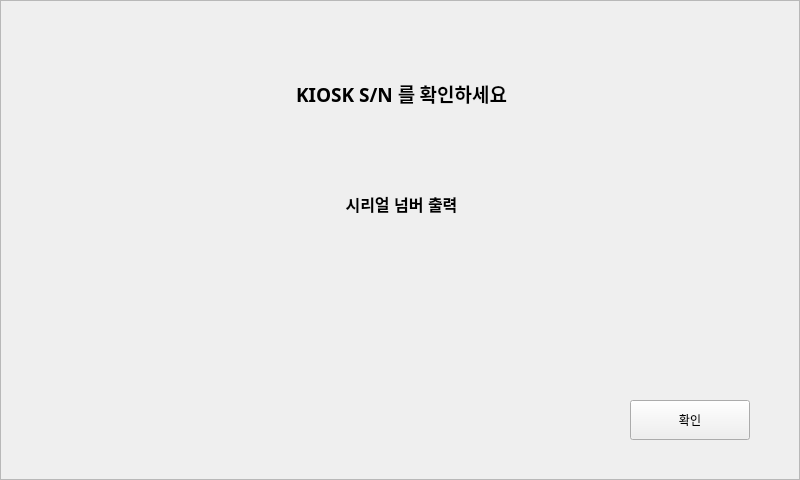
Above: SN.ui from kangsy0058/NFC_2021_Kiosk before the change. Below: the same form after it.
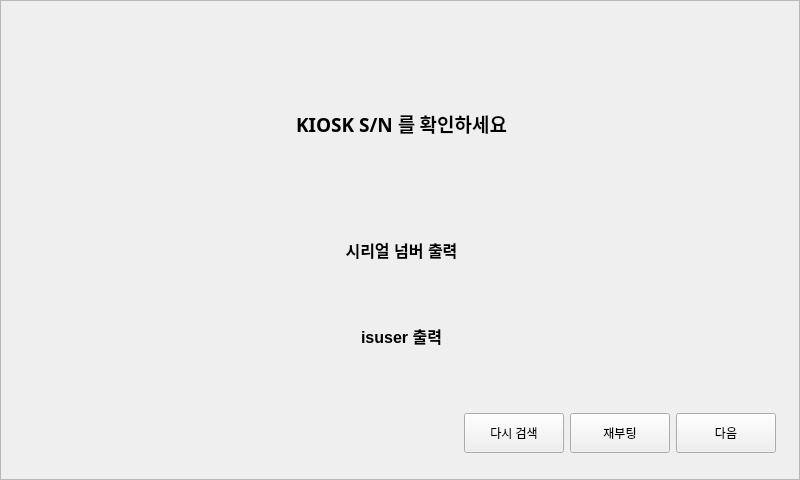
That is the form after the change. Icons and pictures are not drawn.

Commit message:
-  SN 출력     * 와이파이 연결 : 1. 등록된 사용자일 경우 > 상세정보 출력                                 2. 등록되지 않은 사용자일 경우 > SN만 출력 + 안내 문구 ('웹에서 등록')
    * 와이파이 연결 X: SN만 출력

What changed in the file:
```diff
--- a/SN.ui
+++ b/SN.ui
@@ -48,23 +48,7 @@
      <enum>QFrame::Raised</enum>
     </property>
    </widget>
-   <widget class="QPushButton" name="pushButton">
-    <property name="geometry">
-     <rect>
-      <x>630</x>
-      <y>400</y>
-      <width>120</width>
-      <height>40</height>
-     </rect>
-    </property>
-    <property name="cursor">
-     <cursorShape>OpenHandCursor</cursorShape>
-    </property>
-    <property name="text">
-     <string>확인</string>
-    </property>
-   </widget>
-   <widget class="QWidget" name="">
+   <widget class="QWidget" name="layoutWidget">
     <property name="geometry">
      <rect>
       <x>182</x>
@@ -82,6 +66,12 @@
          <height>30</height>
         </size>
        </property>
+       <property name="maximumSize">
+        <size>
+         <width>16777215</width>
+         <height>30</height>
+        </size>
+       </property>
        <property name="font">
         <font>
          <family>굴림</family>
@@ -103,10 +93,13 @@
        <property name="orientation">
         <enum>Qt::Vertical</enum>
        </property>
+       <property name="sizeType">
+        <enum>QSizePolicy::Fixed</enum>
+       </property>
        <property name="sizeHint" stdset="0">
         <size>
          <width>20</width>
-         <height>40</height>
+         <height>50</height>
         </size>
        </property>
       </spacer>
@@ -116,13 +109,13 @@
        <property name="minimumSize">
         <size>
          <width>0</width>
-         <height>200</height>
+         <height>50</height>
         </size>
        </property>
        <property name="maximumSize">
         <size>
          <width>16777215</width>
-         <height>200</height>
+         <height>50</height>
         </size>
        </property>
        <property name="font">
@@ -139,7 +132,111 @@
         <string>시리얼 넘버 출력</string>
        </property>
        <property name="alignment">
-        <set>Qt::AlignHCenter|Qt::AlignTop</set>
+        <set>Qt::AlignCenter</set>
+       </property>
+      </widget>
+     </item>
+     <item>
+      <widget class="QLabel" name="isuser_label">
+       <property name="minimumSize">
+        <size>
+         <width>0</width>
+         <height>50</height>
+        </size>
+       </property>
+       <property name="maximumSize">
+        <size>
+         <width>16777215</width>
+         <height>50</height>
+        </size>
+       </property>
+       <property name="font">
+        <font>
+         <pointsize>12</pointsize>
+         <weight>75</weight>
+         <bold>true</bold>
+        </font>
+       </property>
+       <property name="layoutDirection">
+        <enum>Qt::LeftToRight</enum>
+       </property>
+       <property name="text">
+        <string>isuser 출력</string>
+       </property>
+       <property name="alignment">
+        <set>Qt::AlignCenter</set>
+       </property>
+      </widget>
+     </item>
+    </layout>
+   </widget>
+   <widget class="QWidget" name="">
+    <property name="geometry">
+     <rect>
+      <x>464</x>
+      <y>382</y>
+      <width>314</width>
+      <height>102</height>
+     </rect>
+    </property>
+    <layout class="QHBoxLayout" name="horizontalLayout">
+     <item>
+      <widget class="QPushButton" name="research">
+       <property name="minimumSize">
+        <size>
+         <width>100</width>
+         <height>40</height>
+        </size>
+       </property>
+       <property name="maximumSize">
+        <size>
+         <width>100</width>
+         <height>16777215</height>
+        </size>
+       </property>
+       <property name="text">
+        <string>다시 검색</string>
+       </property>
+      </widget>
+     </item>
+     <item>
+      <widget class="QPushButton" name="reboot_2">
+       <property name="minimumSize">
+        <size>
+         <width>100</width>
+         <height>40</height>
+        </size>
+       </property>
+       <property name="maximumSize">
+        <size>
+         <width>100</width>
+         <height>16777215</height>
+        </size>
+       </property>
+       <property name="text">
+        <string>재부팅</string>
+       </property>
+      </widget>
+     </item>
+     <item>
+      <widget class="QPushButton" name="pushButton">
+       <property name="minimumSize">
+        <size>
+         <width>100</width>
+         <height>40</height>
+        </size>
+       </property>
+       <property name="maximumSize">
+        <size>
+         <width>100</width>
+         <height>16777215</height>
+        </size>
+       </property>
+       <property name="cursor">
+        <cursorShape>OpenHandCursor</cursorShape>
+       </property>
+       <property name="text">
+        <string>다음</string>
        </property>
       </widget>
      </item>
```
Left out of the diff: 2 changed lines with no effect on the pictures. The commit also changes 3 other files.
